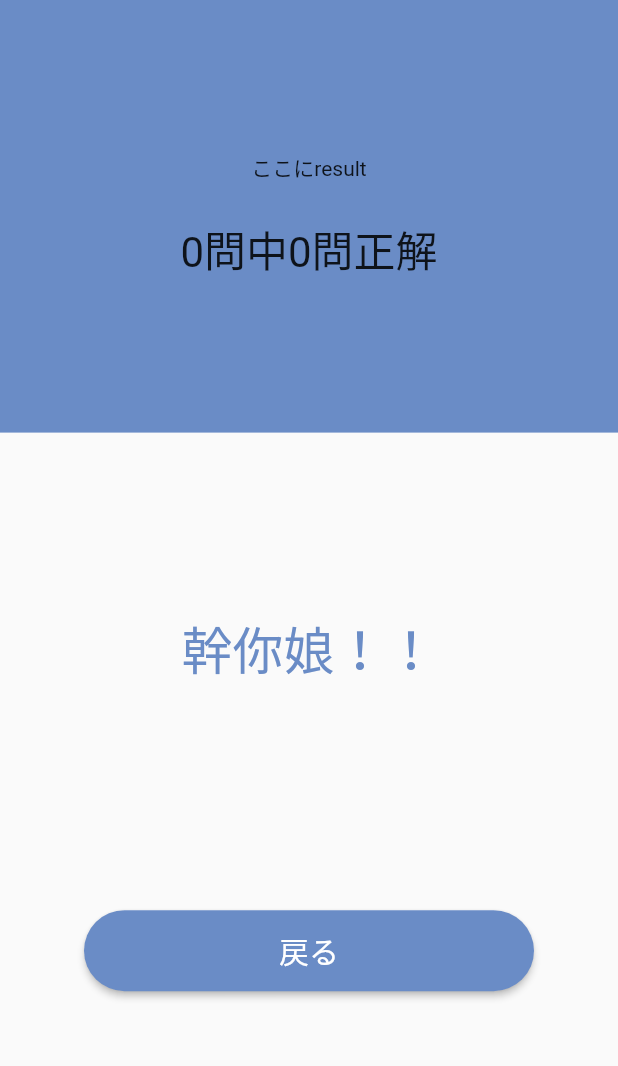
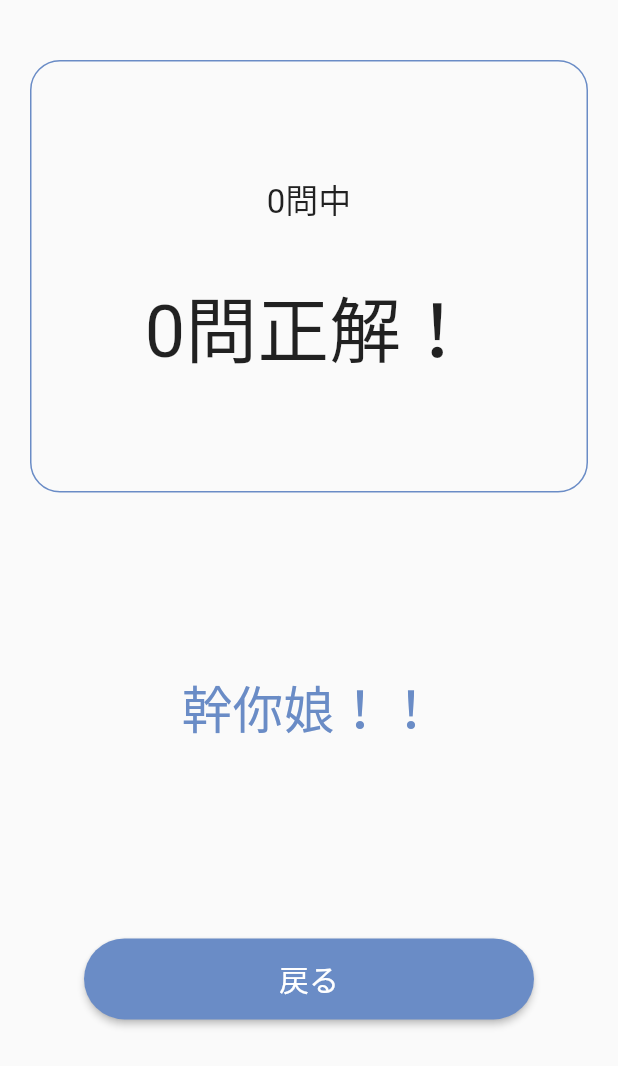
Before and after one commit to tomokio123/chinese-study-application, a Flutter app: the QuestionResultPage screen opened directly with empty values, on a phone screen of 412 x 824 dp. Shown: the top 1066 px of the screen. Run offline on Flutter 3.47's test engine with Material 2 defaults, Android fonts, the phone set to English and light mode, and no system bars; our stand-ins replace animated_text_kit, cloud_firestore, firebase_auth, firebase_core, flutter_riverpod, riverpod and 1 more; missing offline and left inert: flutter_overboard; accounts and stored records are empty; Roboto replaces fonts that are missing (KleeOne).

Commit message:
question_result_page.dartのUI編集

```diff
--- a/lib/view/main_screen/test_list_page/question_page/question_result_page.dart
+++ b/lib/view/main_screen/test_list_page/question_page/question_result_page.dart
@@ -18,7 +18,7 @@ class QuestionResultPage extends ConsumerWidget {
   Widget build(BuildContext context, WidgetRef ref) {
     //TODO:正答数によって出てくる感想を変える処理
     String returnComment() {
-      String resultComment = "";
+      final String resultComment;
       if(numberOfCorrectAnswers == 0){
         return resultComment = "幹你娘！！";
       } else if (numberOfCorrectAnswers > 0 && numberOfCorrectAnswers <= 3){
@@ -41,22 +41,29 @@ class QuestionResultPage extends ConsumerWidget {
           child: Center(
             child: Column(
               children: [
+                SizedBox(height: 20),
                 Container(
+                  margin: EdgeInsets.all(20),
                   height: size.height * 0.35,
                   width: double.infinity,
-                  color: AppColors.mainBlue,
+                  padding: const EdgeInsets.all(5.0),
+                  decoration: BoxDecoration(
+                    border: Border.all(color: AppColors.mainBlue),
+                    borderRadius: BorderRadius.circular(20),
+                  ),
                   child: Center(
                       child: Center(
                         child: Column(
                           mainAxisAlignment: MainAxisAlignment.center,
                           children: [
                             Text(
-                                'ここにresult'
+                                '$questionLength問中',// option + ¥ でバックスラッシュ(\)がうてる
+                              style: TextStyle(fontSize: 22),
                             ),
-                            SizedBox(height: 24),
+                            SizedBox(height: size.height * 0.04),
                             Text(
-                                '$questionLength問中$numberOfCorrectAnswers問正解',
-                              style: TextStyle(fontSize: 28),
+                              '$numberOfCorrectAnswers問正解！',
+                              style: TextStyle(fontSize: 48),
                             ),
                           ],
                         ),
@@ -64,7 +71,7 @@ class QuestionResultPage extends ConsumerWidget {
                 ),
                 Container(
                     child: Center(child: Text(comment, style: AppTextStyles.textBoldBig,)),
-                    height: size.height * 0.35
+                    height: size.height * 0.30
                 ),
                 Padding(
                   padding: const EdgeInsets.symmetric(horizontal: 0,vertical: 30),
```
